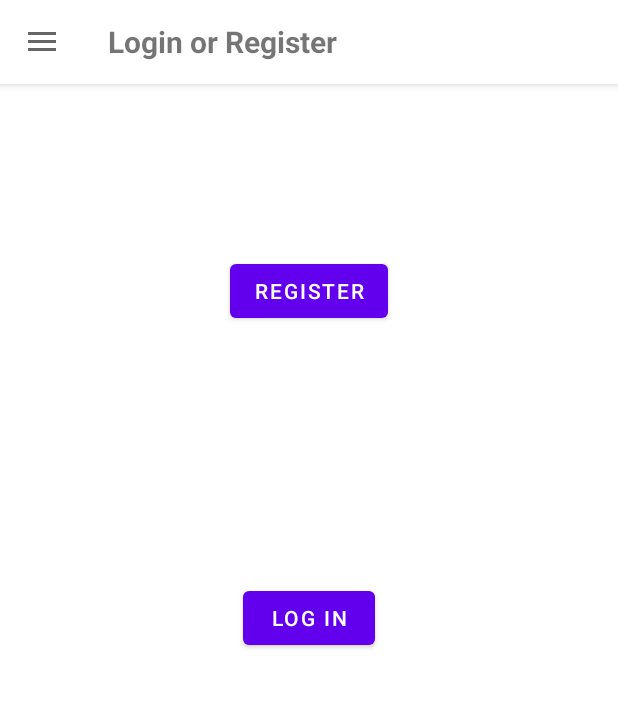
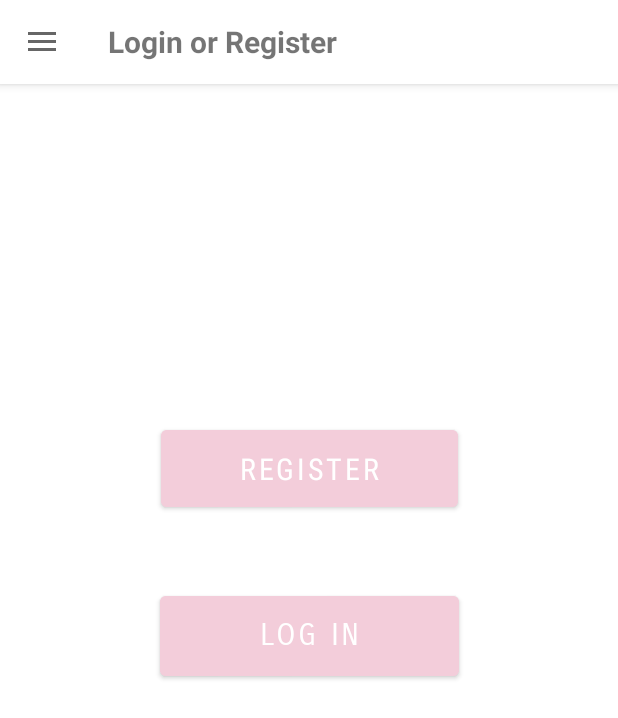
Before and after one commit to appeldaniel1998/ABM, an Android app: the screen it shows after launch (LogReg_LoginOrRegisterActivity), on a phone screen of 412 x 824 dp. Shown: the top 718 px of the screen. Run offline under Robolectric (Android 15) with nearby library versions, the phone set to English and light mode, and no system bars.

Commit message:
login successful

```diff
--- a/app/src/main/java/com/example/abm/LoginAndRegistration/LogReg_LogInActivity.java
+++ b/app/src/main/java/com/example/abm/LoginAndRegistration/LogReg_LogInActivity.java
@@ -48,10 +48,10 @@ public class LogReg_LogInActivity extends AppCompatActivity {
         auth.signInWithEmailAndPassword(email, password).addOnSuccessListener(new OnSuccessListener<AuthResult>() {
             @Override
             public void onSuccess(AuthResult authResult) {
-                Toast.makeText(LogReg_LogInActivity.this, "Login successful", Toast.LENGTH_SHORT).show();
+                Toast.makeText(LogReg_LogInActivity.this, "Login successful!", Toast.LENGTH_SHORT).show();
                 startActivity(new Intent(LogReg_LogInActivity.this, AppointmentsMainActivity.class));
                 finish();
             }
-        });
+        }).addOnFailureListener(e -> Toast.makeText(LogReg_LogInActivity.this, "Error!" + e.getMessage(), Toast.LENGTH_SHORT).show());
     }
 }
--- a/app/src/main/java/com/example/abm/LoginAndRegistration/LogReg_RegisterActivity.java
+++ b/app/src/main/java/com/example/abm/LoginAndRegistration/LogReg_RegisterActivity.java
@@ -55,11 +55,11 @@ public class LogReg_RegisterActivity extends AppCompatActivity {
     }
 
     private void registerUser(String email, String password) {
-        auth.createUserWithEmailAndPassword(email, password).addOnCompleteListener(LogReg_RegisterActivity.this, new OnCompleteListener<AuthResult>() {
+        auth.createUserWithEmailAndPassword(email, password).addOnCompleteListener(new OnCompleteListener<AuthResult>() {
             @Override
             public void onComplete(@NonNull Task<AuthResult> task) {
                 if (task.isSuccessful()) {
-                    Toast.makeText(LogReg_RegisterActivity.this, "Registration was successful", Toast.LENGTH_SHORT).show();
+                    Toast.makeText(LogReg_RegisterActivity.this, "Registration successful", Toast.LENGTH_SHORT).show();
                     startActivity(new Intent(LogReg_RegisterActivity.this, AppointmentsMainActivity.class));
                     finish();
                 } else {
@@ -68,4 +68,5 @@ public class LogReg_RegisterActivity extends AppCompatActivity {
             }
         });
     }
+
 }
--- a/app/src/main/res/layout/activity_logreg_login_or_register.xml
+++ b/app/src/main/res/layout/activity_logreg_login_or_register.xml
@@ -35,25 +35,38 @@
 
         <Button
             android:id="@+id/registerButton"
-            android:layout_width="wrap_content"
-            android:layout_height="wrap_content"
+            android:layout_width="198dp"
+            android:layout_height="63dp"
             android:layout_marginTop="32dp"
             android:layout_marginBottom="32dp"
+            android:backgroundTint="#F8F3CDDA"
+            android:fontFamily="sans-serif-condensed"
+            android:shadowColor="#E91E63"
             android:text="@string/register"
+            android:textSize="20sp"
             app:layout_constraintBottom_toTopOf="@+id/logInButton"
             app:layout_constraintEnd_toEndOf="parent"
+            app:layout_constraintHorizontal_bias="0.502"
             app:layout_constraintStart_toStartOf="parent"
-            app:layout_constraintTop_toTopOf="parent" />
+            app:layout_constraintTop_toTopOf="parent"
+            app:layout_constraintVertical_bias="0.942"
+            app:strokeColor="#E91E63"
+            app:toggleCheckedStateOnClick="false" />
 
         <Button
             android:id="@+id/logInButton"
-            android:layout_width="wrap_content"
-            android:layout_height="wrap_content"
+            android:layout_width="199dp"
+            android:layout_height="65dp"
+            android:backgroundTint="#F8F3CDDA"
+            android:fontFamily="sans-serif-smallcaps"
+            android:shadowColor="#BF7979"
             android:text="@string/log_in"
+            android:textSize="20sp"
             app:layout_constraintBottom_toBottomOf="parent"
             app:layout_constraintEnd_toEndOf="parent"
             app:layout_constraintStart_toStartOf="parent"
-            app:layout_constraintTop_toTopOf="parent" />
+            app:layout_constraintTop_toTopOf="parent"
+            app:layout_constraintVertical_bias="0.516" />
 
     </androidx.constraintlayout.widget.ConstraintLayout>
 
```
Also changed, not shown: app/src/main/res/drawable/logreg_button_background.xml (added, +8 -0 lines), app/src/main/res/layout/activity_logreg_log_in.xml (+16 -10 lines), app/src/main/res/layout/activity_logreg_register.xml (+18 -10 lines), app/src/main/res/drawable/logo.png (added).
